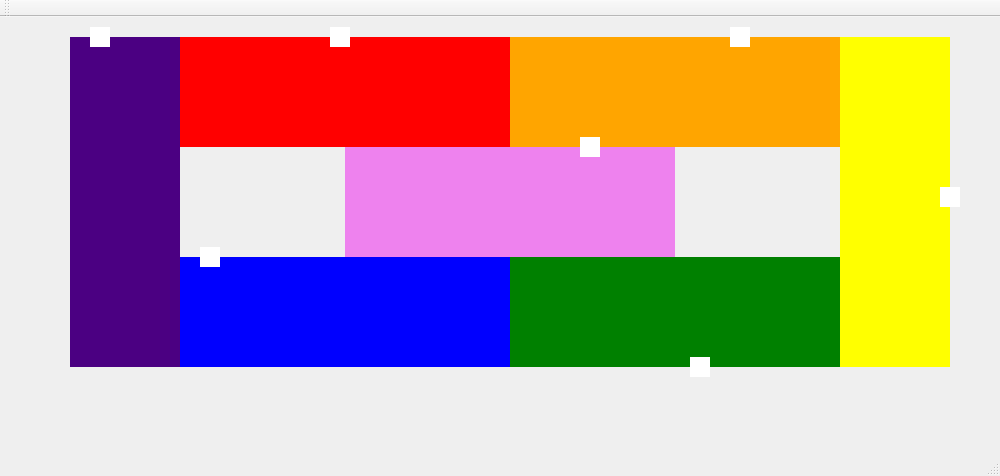
raquel-oliveira/Train, file mainwindow.ui: the form before one commit.
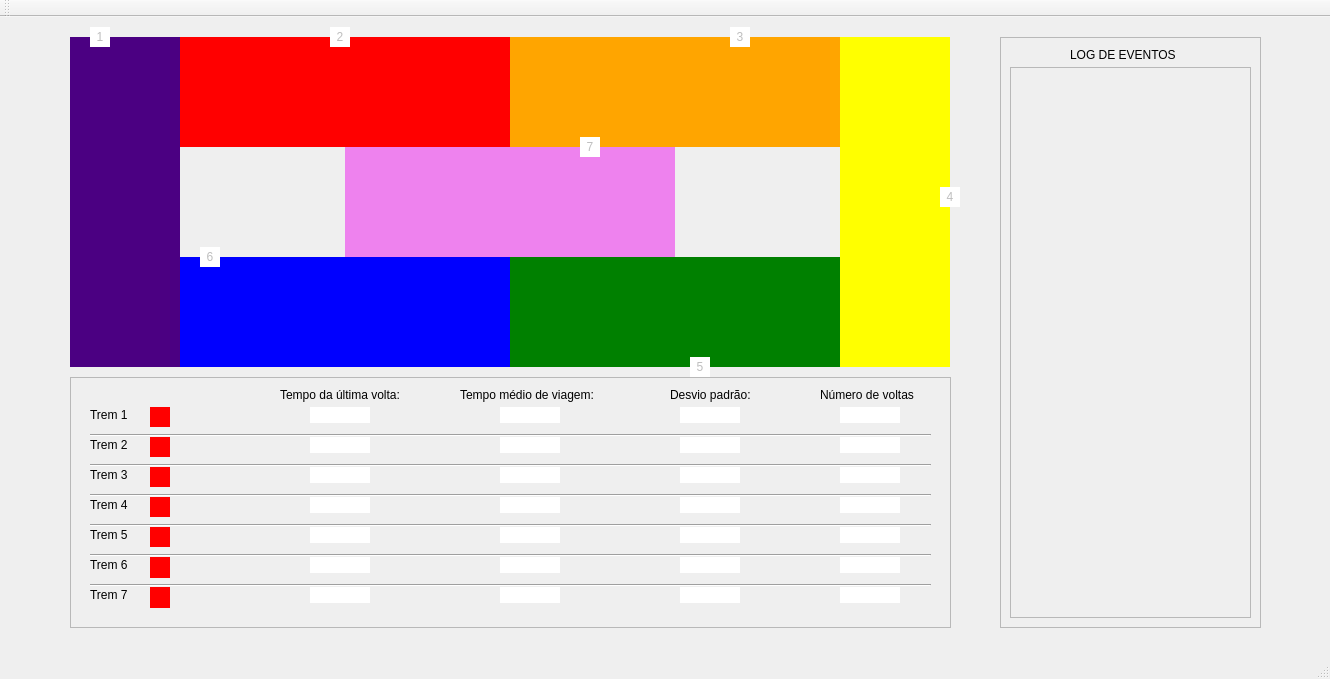
The form after the commit.

Commit message: Add display to show train turns' informations #3

What changed in the file:
```diff
--- a/mainwindow.ui
+++ b/mainwindow.ui
@@ -6,8 +6,8 @@
    <rect>
     <x>0</x>
     <y>0</y>
-    <width>1000</width>
-    <height>476</height>
+    <width>1330</width>
+    <height>679</height>
    </rect>
   </property>
   <property name="minimumSize">
@@ -40,6 +40,9 @@
     </property>
    </widget>
    <widget class="QLabel" name="train01">
+    <property name="enabled">
+     <bool>false</bool>
+    </property>
     <property name="geometry">
      <rect>
       <x>90</x>
@@ -52,7 +55,10 @@
      <string notr="true">background-color: white</string>
     </property>
     <property name="text">
-     <string/>
+     <string>1</string>
+    </property>
+    <property name="alignment">
+     <set>Qt::AlignCenter</set>
     </property>
    </widget>
    <widget class="QLabel" name="trainTrack04">
@@ -152,6 +158,9 @@
     </property>
    </widget>
    <widget class="QLabel" name="train02">
+    <property name="enabled">
+     <bool>false</bool>
+    </property>
     <property name="geometry">
      <rect>
       <x>330</x>
@@ -164,10 +173,16 @@
      <string notr="true">background-color: white</string>
     </property>
     <property name="text">
-     <string/>
+     <string>2</string>
+    </property>
+    <property name="alignment">
+     <set>Qt::AlignCenter</set>
     </property>
    </widget>
    <widget class="QLabel" name="train03">
+    <property name="enabled">
+     <bool>false</bool>
+    </property>
     <property name="geometry">
      <rect>
       <x>730</x>
@@ -180,10 +195,16 @@
      <string notr="true">background-color: white</string>
     </property>
     <property name="text">
-     <string/>
+     <string>3</string>
+    </property>
+    <property name="alignment">
+     <set>Qt::AlignCenter</set>
     </property>
    </widget>
    <widget class="QLabel" name="train04">
+    <property name="enabled">
+     <bool>false</bool>
+    </property>
     <property name="geometry">
      <rect>
       <x>940</x>
@@ -196,10 +217,16 @@
      <string notr="true">background-color: white</string>
     </property>
     <property name="text">
-     <string/>
+     <string>4</string>
+    </property>
+    <property name="alignment">
+     <set>Qt::AlignCenter</set>
     </property>
    </widget>
    <widget class="QLabel" name="train05">
+    <property name="enabled">
+     <bool>false</bool>
+    </property>
     <property name="geometry">
      <rect>
       <x>690</x>
@@ -212,12 +239,15 @@
      <string notr="true">background-color: white</string>
     </property>
     <property name="text">
-     <string/>
+     <string>5</string>
+    </property>
+    <property name="alignment">
+     <set>Qt::AlignCenter</set>
     </property>
    </widget>
    <widget class="QLabel" name="train06">
     <property name="enabled">
-     <bool>true</bool>
+     <bool>false</bool>
     </property>
     <property name="geometry">
      <rect>
@@ -231,10 +261,16 @@
      <string notr="true">background-color: white</string>
     </property>
     <property name="text">
-     <string/>
+     <string>6</string>
+    </property>
+    <property name="alignment">
+     <set>Qt::AlignCenter</set>
     </property>
    </widget>
    <widget class="QLabel" name="train07">
+    <property name="enabled">
+     <bool>false</bool>
+    </property>
     <property name="geometry">
      <rect>
       <x>580</x>
@@ -247,8 +283,1067 @@
      <string notr="true">background-color: white</string>
     </property>
     <property name="text">
-     <string/>
+     <string>7</string>
     </property>
+    <property name="alignment">
+     <set>Qt::AlignCenter</set>
+    </property>
+   </widget>
+   <widget class="QFrame" name="frame">
+    <property name="geometry">
+     <rect>
+      <x>70</x>
+      <y>360</y>
+      <width>881</width>
+      <height>251</height>
+     </rect>
+    </property>
+    <property name="frameShape">
+     <enum>QFrame::StyledPanel</enum>
+    </property>
+    <property name="frameShadow">
+     <enum>QFrame::Raised</enum>
+    </property>
+    <widget class="QLabel" name="label_average">
+     <property name="geometry">
+      <rect>
+       <x>390</x>
+       <y>10</y>
+       <width>161</width>
+       <height>16</height>
+      </rect>
+     </property>
+     <property name="text">
+      <string>Tempo médio de viagem:</string>
+     </property>
+    </widget>
+    <widget class="QLabel" name="label_deviation">
+     <property name="geometry">
+      <rect>
+       <x>600</x>
+       <y>10</y>
+       <width>101</width>
+       <height>16</height>
+      </rect>
+     </property>
+     <property name="text">
+      <string>Desvio padrão:</string>
+     </property>
+    </widget>
+    <widget class="QLabel" name="label_lastTime">
+     <property name="geometry">
+      <rect>
+       <x>210</x>
+       <y>10</y>
+       <width>151</width>
+       <height>16</height>
+      </rect>
+     </property>
+     <property name="text">
+      <string>Tempo da última volta:</string>
+     </property>
+    </widget>
+    <widget class="QLabel" name="label_nb">
+     <property name="geometry">
+      <rect>
+       <x>750</x>
+       <y>10</y>
+       <width>121</width>
+       <height>16</height>
+      </rect>
+     </property>
+     <property name="text">
+      <string>Número de voltas</string>
+     </property>
+    </widget>
+    <widget class="QLabel" name="label_train1">
+     <property name="geometry">
+      <rect>
+       <x>20</x>
+       <y>30</y>
+       <width>60</width>
+       <height>16</height>
+      </rect>
+     </property>
+     <property name="text">
+      <string>Trem 1</string>
+     </property>
+    </widget>
+    <widget class="QLabel" name="sem01">
+     <property name="geometry">
+      <rect>
+       <x>80</x>
+       <y>30</y>
+       <width>20</width>
+       <height>20</height>
+      </rect>
+     </property>
+     <property name="styleSheet">
+      <string notr="true">background-color: red</string>
+     </property>
+     <property name="text">
+      <string/>
+     </property>
+     <property name="alignment">
+      <set>Qt::AlignCenter</set>
+     </property>
+    </widget>
+    <widget class="QLabel" name="label_train2">
+     <property name="geometry">
+      <rect>
+       <x>20</x>
+       <y>60</y>
+       <width>60</width>
+       <height>16</height>
+      </rect>
+     </property>
+     <property name="text">
+      <string>Trem 2</string>
+     </property>
+    </widget>
+    <widget class="QLabel" name="label_train3">
+     <property name="geometry">
+      <rect>
+       <x>20</x>
+       <y>90</y>
+       <width>60</width>
+       <height>16</height>
+      </rect>
+     </property>
+     <property name="text">
+      <string>Trem 3</string>
+     </property>
+    </widget>
+    <widget class="QLabel" name="label_train4">
+     <property name="geometry">
+      <rect>
+       <x>20</x>
+       <y>120</y>
+       <width>60</width>
+       <height>16</height>
+      </rect>
+     </property>
+     <property name="text">
+      <string>Trem 4</string>
+     </property>
+    </widget>
+    <widget class="QLabel" name="label_train5">
+     <property name="geometry">
+      <rect>
+       <x>20</x>
+       <y>150</y>
+       <width>60</width>
+       <height>16</height>
+      </rect>
+     </property>
+     <property name="text">
+      <string>Trem 5</string>
+     </property>
+    </widget>
+    <widget class="QLabel" name="label_train6">
+     <property name="geometry">
+      <rect>
+       <x>20</x>
+       <y>180</y>
+       <width>60</width>
+       <height>16</height>
+      </rect>
+     </property>
+     <property name="text">
+      <string>Trem 6</string>
+     </property>
+    </widget>
+    <widget class="QLabel" name="label_train7">
+     <property name="geometry">
+      <rect>
+       <x>20</x>
+       <y>210</y>
+       <width>60</width>
+       <height>16</height>
+      </rect>
+     </property>
+     <property name="text">
+      <string>Trem 7</string>
+     </property>
+    </widget>
+    <widget class="QLabel" name="sem02">
+     <property name="geometry">
+      <rect>
+       <x>80</x>
+       <y>60</y>
+       <width>20</width>
+       <height>20</height>
+      </rect>
+     </property>
+     <property name="styleSheet">
+      <string notr="true">background-color: red</string>
+     </property>
+     <property name="text">
+      <string/>
+     </property>
+     <property name="alignment">
+      <set>Qt::AlignCenter</set>
+     </property>
+    </widget>
+    <widget class="QLabel" name="sem03">
+     <property name="geometry">
+      <rect>
+       <x>80</x>
+       <y>90</y>
+       <width>20</width>
+       <height>20</height>
+      </rect>
+     </property>
+     <property name="styleSheet">
+      <string notr="true">background-color: red</string>
+     </property>
+     <property name="text">
+      <string/>
+     </property>
+     <property name="alignment">
+      <set>Qt::AlignCenter</set>
+     </property>
+    </widget>
+    <widget class="QLabel" name="sem04">
+     <property name="geometry">
+      <rect>
+       <x>80</x>
+       <y>120</y>
+       <width>20</width>
+       <height>20</height>
+      </rect>
+     </property>
+     <property name="styleSheet">
+      <string notr="true">background-color: red</string>
+     </property>
+     <property name="text">
+      <string/>
+     </property>
+     <property name="alignment">
+      <set>Qt::AlignCenter</set>
+     </property>
+    </widget>
+    <widget class="QLabel" name="sem05">
+     <property name="geometry">
+      <rect>
+       <x>80</x>
+       <y>150</y>
+       <width>20</width>
+       <height>20</height>
+      </rect>
+     </property>
+     <property name="styleSheet">
+      <string notr="true">background-color: red</string>
+     </property>
+     <property name="text">
+      <string/>
+     </property>
+     <property name="alignment">
+      <set>Qt::AlignCenter</set>
+     </property>
+    </widget>
+    <widget class="QLabel" name="sem06">
+     <property name="geometry">
+      <rect>
+       <x>80</x>
+       <y>180</y>
+       <width>20</width>
+       <height>21</height>
+      </rect>
+     </property>
+     <property name="styleSheet">
+      <string notr="true">background-color: red</string>
+     </property>
+     <property name="text">
+      <string/>
+     </property>
+     <property name="alignment">
+      <set>Qt::AlignCenter</set>
+     </property>
+    </widget>
+    <widget class="QLabel" name="sem07">
+     <property name="geometry">
+      <rect>
+       <x>80</x>
+       <y>210</y>
+       <width>20</width>
+       <height>21</height>
+      </rect>
+     </property>
+     <property name="styleSheet">
+      <string notr="true">background-color: red</string>
+     </property>
+     <property name="text">
+      <string/>
+     </property>
+     <property name="alignment">
+      <set>Qt::AlignCenter</set>
+     </property>
+    </widget>
+    <widget class="QLabel" name="nb_train1">
+     <property name="geometry">
+      <rect>
+       <x>770</x>
+       <y>30</y>
+       <width>60</width>
+       <height>16</height>
+      </rect>
+     </property>
+     <property name="styleSheet">
+      <string notr="true">background-color: white</string>
+     </property>
+     <property name="text">
+      <string/>
+     </property>
+     <property name="alignment">
+      <set>Qt::AlignCenter</set>
+     </property>
+     <property name="textInteractionFlags">
+      <set>Qt::LinksAccessibleByMouse</set>
+     </property>
+    </widget>
+    <widget class="QLabel" name="nb_train2">
+     <property name="geometry">
+      <rect>
+       <x>770</x>
+       <y>60</y>
+       <width>60</width>
+       <height>16</height>
+      </rect>
+     </property>
+     <property name="styleSheet">
+      <string notr="true">background-color: white</string>
+     </property>
+     <property name="text">
+      <string/>
+     </property>
+     <property name="alignment">
+      <set>Qt::AlignCenter</set>
+     </property>
+     <property name="textInteractionFlags">
+      <set>Qt::LinksAccessibleByMouse</set>
+     </property>
+    </widget>
+    <widget class="QLabel" name="nb_train3">
+     <property name="geometry">
+      <rect>
+       <x>770</x>
+       <y>90</y>
+       <width>60</width>
+       <height>16</height>
+      </rect>
+     </property>
+     <property name="styleSheet">
+      <string notr="true">background-color: white</string>
+     </property>
+     <property name="text">
+      <string/>
+     </property>
+     <property name="alignment">
+      <set>Qt::AlignCenter</set>
+     </property>
+     <property name="textInteractionFlags">
+      <set>Qt::LinksAccessibleByMouse</set>
+     </property>
+    </widget>
+    <widget class="QLabel" name="nb_train4">
+     <property name="geometry">
+      <rect>
+       <x>770</x>
+       <y>120</y>
+       <width>60</width>
+       <height>16</height>
+      </rect>
+     </property>
+     <property name="styleSheet">
+      <string notr="true">background-color: white</string>
+     </property>
+     <property name="text">
+      <string/>
+     </property>
+     <property name="alignment">
+      <set>Qt::AlignCenter</set>
+     </property>
+     <property name="textInteractionFlags">
+      <set>Qt::LinksAccessibleByMouse</set>
+     </property>
+    </widget>
+    <widget class="QLabel" name="nb_train5">
+     <property name="geometry">
+      <rect>
+       <x>770</x>
+       <y>150</y>
+       <width>60</width>
+       <height>16</height>
+      </rect>
+     </property>
+     <property name="styleSheet">
+      <string notr="true">background-color: white</string>
+     </property>
+     <property name="text">
+      <string/>
+     </property>
+     <property name="alignment">
+      <set>Qt::AlignCenter</set>
+     </property>
+     <property name="textInteractionFlags">
+      <set>Qt::LinksAccessibleByMouse</set>
+     </property>
+    </widget>
+    <widget class="QLabel" name="nb_train6">
+     <property name="geometry">
+      <rect>
+       <x>770</x>
+       <y>180</y>
+       <width>60</width>
+       <height>16</height>
+      </rect>
+     </property>
+     <property name="styleSheet">
+      <string notr="true">background-color: white</string>
+     </property>
+     <property name="text">
+      <string/>
+     </property>
+     <property name="alignment">
+      <set>Qt::AlignCenter</set>
+     </property>
+     <property name="textInteractionFlags">
+      <set>Qt::LinksAccessibleByMouse</set>
+     </property>
+    </widget>
+    <widget class="QLabel" name="nb_train7">
+     <property name="geometry">
+      <rect>
+       <x>770</x>
+       <y>210</y>
+       <width>60</width>
+       <height>16</height>
+      </rect>
+     </property>
+     <property name="styleSheet">
+      <string notr="true">background-color: white</string>
+     </property>
+     <property name="text">
+      <string/>
+     </property>
+     <property name="alignment">
+      <set>Qt::AlignCenter</set>
+     </property>
+     <property name="textInteractionFlags">
+      <set>Qt::LinksAccessibleByMouse</set>
+     </property>
+    </widget>
+    <widget class="Line" name="line">
+     <property name="geometry">
+      <rect>
+       <x>20</x>
+       <y>50</y>
+       <width>841</width>
+       <height>16</height>
+      </rect>
+     </property>
+     <property name="autoFillBackground">
+      <bool>false</bool>
+     </property>
+     <property name="orientation">
+      <enum>Qt::Horizontal</enum>
+     </property>
+    </widget>
+    <widget class="Line" name="line_2">
+     <property name="geometry">
+      <rect>
+       <x>20</x>
+       <y>80</y>
+       <width>841</width>
+       <height>16</height>
+      </rect>
+     </property>
+     <property name="autoFillBackground">
+      <bool>false</bool>
+     </property>
+     <property name="orientation">
+      <enum>Qt::Horizontal</enum>
+     </property>
+    </widget>
+    <widget class="Line" name="line_3">
+     <property name="geometry">
+      <rect>
+       <x>20</x>
+       <y>110</y>
+       <width>841</width>
+       <height>16</height>
+      </rect>
+     </property>
+     <property name="autoFillBackground">
+      <bool>false</bool>
+     </property>
+     <property name="orientation">
+      <enum>Qt::Horizontal</enum>
+     </property>
+    </widget>
+    <widget class="Line" name="line_4">
+     <property name="geometry">
+      <rect>
+       <x>20</x>
+       <y>140</y>
+       <width>841</width>
+       <height>16</height>
+      </rect>
+     </property>
+     <property name="autoFillBackground">
+      <bool>false</bool>
+     </property>
+     <property name="orientation">
+      <enum>Qt::Horizontal</enum>
+     </property>
+    </widget>
+    <widget class="Line" name="line_5">
+     <property name="geometry">
+      <rect>
+       <x>20</x>
+       <y>170</y>
+       <width>841</width>
+       <height>16</height>
+      </rect>
+     </property>
+     <property name="autoFillBackground">
+      <bool>false</bool>
+     </property>
+     <property name="orientation">
+      <enum>Qt::Horizontal</enum>
+     </property>
+    </widget>
+    <widget class="Line" name="line_6">
+     <property name="geometry">
+      <rect>
+       <x>20</x>
+       <y>200</y>
+       <width>841</width>
+       <height>16</height>
+      </rect>
+     </property>
+     <property name="autoFillBackground">
+      <bool>false</bool>
+     </property>
+     <property name="orientation">
+      <enum>Qt::Horizontal</enum>
+     </property>
+    </widget>
+    <widget class="QLabel" name="stdDev_train1">
+     <property name="geometry">
+      <rect>
+       <x>610</x>
+       <y>30</y>
+       <width>60</width>
+       <height>16</height>
+      </rect>
+     </property>
+     <property name="styleSheet">
+      <string notr="true">background-color: white</string>
+     </property>
+     <property name="text">
+      <string/>
+     </property>
+     <property name="alignment">
+      <set>Qt::AlignCenter</set>
+     </property>
+     <property name="textInteractionFlags">
+      <set>Qt::LinksAccessibleByMouse</set>
+     </property>
+    </widget>
+    <widget class="QLabel" name="stdDev_train2">
+     <property name="geometry">
+      <rect>
+       <x>610</x>
+       <y>60</y>
+       <width>60</width>
+       <height>16</height>
+      </rect>
+     </property>
+     <property name="styleSheet">
+      <string notr="true">background-color: white</string>
+     </property>
+     <property name="text">
+      <string/>
+     </property>
+     <property name="alignment">
+      <set>Qt::AlignCenter</set>
+     </property>
+     <property name="textInteractionFlags">
+      <set>Qt::LinksAccessibleByMouse</set>
+     </property>
+    </widget>
+    <widget class="QLabel" name="stdDev_train3">
+     <property name="geometry">
+      <rect>
+       <x>610</x>
+       <y>90</y>
+       <width>60</width>
+       <height>16</height>
+      </rect>
+     </property>
+     <property name="styleSheet">
+      <string notr="true">background-color: white</string>
+     </property>
+     <property name="text">
+      <string/>
+     </property>
+     <property name="alignment">
+      <set>Qt::AlignCenter</set>
+     </property>
+     <property name="textInteractionFlags">
+      <set>Qt::LinksAccessibleByMouse</set>
+     </property>
+    </widget>
+    <widget class="QLabel" name="stdDev_train4">
+     <property name="geometry">
+      <rect>
+       <x>610</x>
+       <y>120</y>
+       <width>60</width>
+       <height>16</height>
+      </rect>
+     </property>
+     <property name="styleSheet">
+      <string notr="true">background-color: white</string>
+     </property>
+     <property name="text">
+      <string/>
+     </property>
+     <property name="alignment">
+      <set>Qt::AlignCenter</set>
+     </property>
+     <property name="textInteractionFlags">
+      <set>Qt::LinksAccessibleByMouse</set>
+     </property>
+    </widget>
+    <widget class="QLabel" name="stdDev_train5">
+     <property name="geometry">
+      <rect>
+       <x>610</x>
+       <y>150</y>
+       <width>60</width>
+       <height>16</height>
+      </rect>
+     </property>
+     <property name="styleSheet">
+      <string notr="true">background-color: white</string>
+     </property>
+     <property name="text">
+      <string/>
+     </property>
+     <property name="alignment">
+      <set>Qt::AlignCenter</set>
+     </property>
+     <property name="textInteractionFlags">
+      <set>Qt::LinksAccessibleByMouse</set>
+     </property>
+    </widget>
+    <widget class="QLabel" name="stdDev_train6">
+     <property name="geometry">
+      <rect>
+       <x>610</x>
+       <y>180</y>
+       <width>60</width>
+       <height>16</height>
+      </rect>
+     </property>
+     <property name="styleSheet">
+      <string notr="true">background-color: white</string>
+     </property>
+     <property name="text">
+      <string/>
+     </property>
+     <property name="alignment">
+      <set>Qt::AlignCenter</set>
+     </property>
+     <property name="textInteractionFlags">
+      <set>Qt::LinksAccessibleByMouse</set>
+     </property>
+    </widget>
+    <widget class="QLabel" name="stdDev_train7">
+     <property name="geometry">
+      <rect>
+       <x>610</x>
+       <y>210</y>
+       <width>60</width>
+       <height>16</height>
+      </rect>
+     </property>
+     <property name="styleSheet">
+      <string notr="true">background-color: white</string>
+     </property>
+     <property name="text">
+      <string/>
+     </property>
+     <property name="alignment">
+      <set>Qt::AlignCenter</set>
+     </property>
+     <property name="textInteractionFlags">
+      <set>Qt::LinksAccessibleByMouse</set>
+     </property>
+    </widget>
+    <widget class="QLabel" name="mediaTime_train7">
+     <property name="geometry">
+      <rect>
+       <x>430</x>
+       <y>210</y>
+       <width>60</width>
+       <height>16</height>
+      </rect>
+     </property>
+     <property name="styleSheet">
+      <string notr="true">background-color: white</string>
+     </property>
+     <property name="text">
+      <string/>
+     </property>
+     <property name="alignment">
+      <set>Qt::AlignCenter</set>
+     </property>
+     <property name="textInteractionFlags">
+      <set>Qt::LinksAccessibleByMouse</set>
+     </property>
+    </widget>
+    <widget class="QLabel" name="mediaTime_train3">
+     <property name="geometry">
+      <rect>
+       <x>430</x>
+       <y>90</y>
+       <width>60</width>
+       <height>16</height>
+      </rect>
+     </property>
+     <property name="styleSheet">
+      <string notr="true">background-color: white</string>
+     </property>
+     <property name="text">
+      <string/>
+     </property>
+     <property name="alignment">
+      <set>Qt::AlignCenter</set>
+     </property>
+     <property name="textInteractionFlags">
+      <set>Qt::LinksAccessibleByMouse</set>
+     </property>
+    </widget>
+    <widget class="QLabel" name="mediaTime_train1">
+     <property name="geometry">
+      <rect>
+       <x>430</x>
+       <y>30</y>
+       <width>60</width>
+       <height>16</height>
+      </rect>
+     </property>
+     <property name="styleSheet">
+      <string notr="true">background-color: white</string>
+     </property>
+     <property name="text">
+      <string/>
+     </property>
+     <property name="alignment">
+      <set>Qt::AlignCenter</set>
+     </property>
+     <property name="textInteractionFlags">
+      <set>Qt::LinksAccessibleByMouse</set>
+     </property>
+    </widget>
+    <widget class="QLabel" name="mediaTime_train6">
+     <property name="geometry">
+      <rect>
+       <x>430</x>
+       <y>180</y>
+       <width>60</width>
+       <height>16</height>
+      </rect>
+     </property>
+     <property name="styleSheet">
+      <string notr="true">background-color: white</string>
+     </property>
+     <property name="text">
+      <string/>
+     </property>
+     <property name="alignment">
+      <set>Qt::AlignCenter</set>
+     </property>
+     <property name="textInteractionFlags">
+      <set>Qt::LinksAccessibleByMouse</set>
+     </property>
+    </widget>
+    <widget class="QLabel" name="mediaTime_train2">
+     <property name="geometry">
+      <rect>
+       <x>430</x>
+       <y>60</y>
+       <width>60</width>
+       <height>16</height>
+      </rect>
+     </property>
+     <property name="styleSheet">
+      <string notr="true">background-color: white</string>
+     </property>
+     <property name="text">
+      <string/>
+     </property>
+     <property name="alignment">
+      <set>Qt::AlignCenter</set>
+     </property>
+     <property name="textInteractionFlags">
+      <set>Qt::LinksAccessibleByMouse</set>
+     </property>
+    </widget>
+    <widget class="QLabel" name="mediaTime_train4">
+     <property name="geometry">
+      <rect>
+       <x>430</x>
+       <y>120</y>
+       <width>60</width>
+       <height>16</height>
+      </rect>
+     </property>
+     <property name="styleSheet">
+      <string notr="true">background-color: white</string>
+     </property>
+     <property name="text">
+      <string/>
+     </property>
+     <property name="alignment">
+      <set>Qt::AlignCenter</set>
+     </property>
+     <property name="textInteractionFlags">
+      <set>Qt::LinksAccessibleByMouse</set>
+     </property>
+    </widget>
+    <widget class="QLabel" name="mediaTime_train5">
+     <property name="geometry">
+      <rect>
+       <x>430</x>
+       <y>150</y>
+       <width>60</width>
+       <height>16</height>
+      </rect>
+     </property>
+     <property name="styleSheet">
+      <string notr="true">background-color: white</string>
+     </property>
+     <property name="text">
+      <string/>
+     </property>
+     <property name="alignment">
+      <set>Qt::AlignCenter</set>
+     </property>
+     <property name="textInteractionFlags">
+      <set>Qt::LinksAccessibleByMouse</set>
+     </property>
+    </widget>
+    <widget class="QLabel" name="lastTime_train5">
+     <property name="geometry">
+      <rect>
+       <x>240</x>
+       <y>150</y>
+       <width>60</width>
+       <height>16</height>
+      </rect>
+     </property>
+     <property name="styleSheet">
+      <string notr="true">background-color: white</string>
+     </property>
+     <property name="text">
+      <string/>
+     </property>
+     <property name="alignment">
+      <set>Qt::AlignCenter</set>
+     </property>
+     <property name="textInteractionFlags">
+      <set>Qt::LinksAccessibleByMouse</set>
+     </property>
+    </widget>
+    <widget class="QLabel" name="lastTime_train7">
+     <property name="geometry">
+      <rect>
+       <x>240</x>
+       <y>210</y>
+       <width>60</width>
+       <height>16</height>
+      </rect>
+     </property>
+     <property name="styleSheet">
+      <string notr="true">background-color: white</string>
+     </property>
+     <property name="text">
+      <string/>
+     </property>
+     <property name="alignment">
+      <set>Qt::AlignCenter</set>
+     </property>
+     <property name="textInteractionFlags">
+      <set>Qt::LinksAccessibleByMouse</set>
+     </property>
+    </widget>
+    <widget class="QLabel" name="lastTime_train6">
+     <property name="geometry">
+      <rect>
+       <x>240</x>
+       <y>180</y>
+       <width>60</width>
+       <height>16</height>
+      </rect>
+     </property>
+     <property name="styleSheet">
+      <string notr="true">background-color: white</string>
+     </property>
+     <property name="text">
+      <string/>
+     </property>
+     <property name="alignment">
+      <set>Qt::AlignCenter</set>
+     </property>
+     <property name="textInteractionFlags">
+      <set>Qt::LinksAccessibleByMouse</set>
+     </property>
+    </widget>
+    <widget class="QLabel" name="lastTime_train2">
+     <property name="geometry">
+      <rect>
+       <x>240</x>
+       <y>60</y>
+       <width>60</width>
+       <height>16</height>
+      </rect>
+     </property>
+     <property name="styleSheet">
+      <string notr="true">background-color: white</string>
+     </property>
+     <property name="text">
+      <string/>
+     </property>
+     <property name="alignment">
+      <set>Qt::AlignCenter</set>
+     </property>
+     <property name="textInteractionFlags">
+      <set>Qt::LinksAccessibleByMouse</set>
+     </property>
+    </widget>
+    <widget class="QLabel" name="lastTime_train1">
+     <property name="geometry">
+      <rect>
+       <x>240</x>
+       <y>30</y>
+       <width>60</width>
+       <height>16</height>
+      </rect>
+     </property>
+     <property name="styleSheet">
+      <string notr="true">background-color: white</string>
+     </property>
+     <property name="text">
+      <string/>
+     </property>
+     <property name="alignment">
+      <set>Qt::AlignCenter</set>
+     </property>
+     <property name="textInteractionFlags">
+      <set>Qt::LinksAccessibleByMouse</set>
+     </property>
+    </widget>
+    <widget class="QLabel" name="lastTime_train3">
+     <property name="geometry">
+      <rect>
+       <x>240</x>
+       <y>90</y>
+       <width>60</width>
+       <height>16</height>
+      </rect>
+     </property>
+     <property name="styleSheet">
+      <string notr="true">background-color: white</string>
+     </property>
+     <property name="text">
+      <string/>
+     </property>
+     <property name="alignment">
+      <set>Qt::AlignCenter</set>
+     </property>
+     <property name="textInteractionFlags">
+      <set>Qt::LinksAccessibleByMouse</set>
+     </property>
+    </widget>
+    <widget class="QLabel" name="lastTime_train4">
+     <property name="geometry">
+      <rect>
+       <x>240</x>
+       <y>120</y>
+       <width>60</width>
+       <height>16</height>
+      </rect>
+     </property>
+     <property name="styleSheet">
+      <string notr="true">background-color: white</string>
+     </property>
+     <property name="text">
+      <string/>
+     </property>
+     <property name="alignment">
+      <set>Qt::AlignCenter</set>
+     </property>
+     <property name="textInteractionFlags">
+      <set>Qt::LinksAccessibleByMouse</set>
+     </property>
+    </widget>
+   </widget>
+   <widget class="QFrame" name="frame_2">
+    <property name="geometry">
+     <rect>
+      <x>1000</x>
+      <y>20</y>
+      <width>261</width>
+      <height>591</height>
+     </rect>
+    </property>
+    <property name="frameShape">
+     <enum>QFrame::StyledPanel</enum>
+    </property>
+    <property name="frameShadow">
+     <enum>QFrame::Raised</enum>
+    </property>
+    <widget class="QScrollArea" name="scrollArea">
+     <property name="geometry">
+      <rect>
+       <x>10</x>
+       <y>30</y>
+       <width>241</width>
+       <height>551</height>
+      </rect>
+     </property>
+     <property name="widgetResizable">
+      <bool>true</bool>
+     </property>
+     <widget class="QWidget" name="scrollAreaWidgetContents_2">
+      <property name="geometry">
+       <rect>
+        <x>0</x>
+        <y>0</y>
+        <width>239</width>
+        <height>549</height>
+       </rect>
+      </property>
+     </widget>
+    </widget>
+    <widget class="QLabel" name="label">
+     <property name="geometry">
+      <rect>
+       <x>70</x>
+       <y>10</y>
+       <width>111</width>
+       <height>16</height>
+      </rect>
+     </property>
+     <property name="text">
+      <string>LOG DE EVENTOS</string>
+     </property>
+    </widget>
    </widget>
    <zorder>trainTrack02</zorder>
    <zorder>trainTrack01</zorder>
```
Left out of the diff: 6 changed lines with no effect on the pictures.
